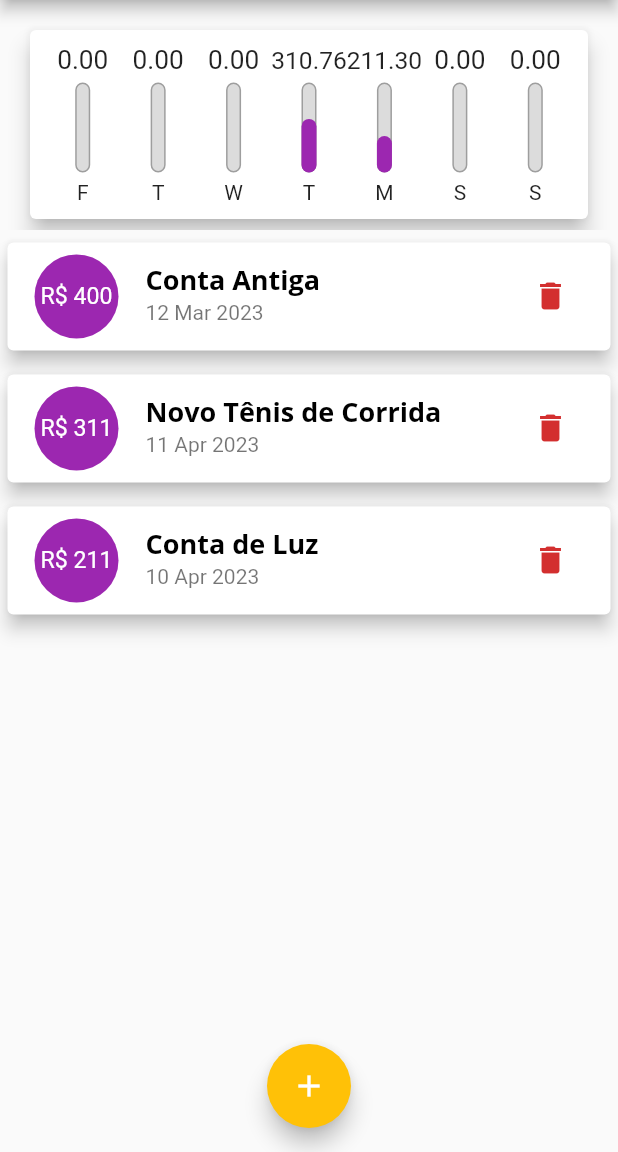
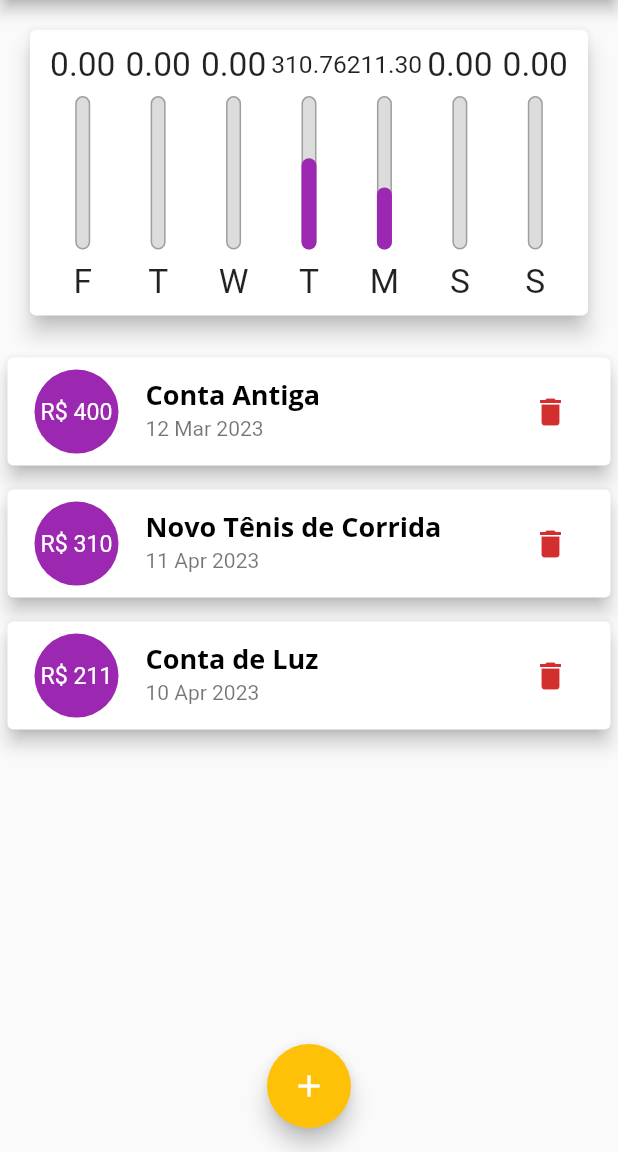
Before and after one commit to zullapo/aprenda_flutter_expenses, a Flutter app: the screen it shows after launch, on a phone screen of 412 x 824 dp, the part 84-1236 px from its top. Run offline on Flutter 3.47's test engine with Material 2 defaults, Android fonts, the phone set to English and light mode, and no system bars.

Commit message:
Correções
- LayoutBuilder no ChartBar e TransactionList
- IsLandscape para verificar se o dispositivo está no modo paisagem, e então mostrar um Switch alternando entre exibir o gráfico e a lista

```diff
--- a/lib/components/chart.dart
+++ b/lib/components/chart.dart
@@ -36,8 +36,7 @@ class Chart extends StatelessWidget {
 
   @override
   Widget build(BuildContext context) {
-    return SingleChildScrollView(
-      child: Card(
+    return Card(
       elevation: 6,
       margin: const EdgeInsets.all(20),
       child: Padding(
@@ -59,7 +58,6 @@ class Chart extends StatelessWidget {
                 )
                 .toList()),
       ),
-      ),
     );
   }
 }
--- a/lib/components/chart_bar.dart
+++ b/lib/components/chart_bar.dart
@@ -1,4 +1,5 @@
 import 'package:flutter/material.dart';
+import 'package:intl/intl.dart';
 
 class ChartBar extends StatelessWidget {
   const ChartBar(
@@ -14,18 +15,19 @@ class ChartBar extends StatelessWidget {
 
   @override
   Widget build(BuildContext context) {
+    return LayoutBuilder(builder: (context, constraints) {
       return Column(children: [
         SizedBox(
-        height: 20,
+          height: constraints.maxHeight * 0.15,
           child: FittedBox(
             child: Text(
-            value.toStringAsFixed(2),
+              NumberFormat("0.00").format(value),
             ),
           ),
         ),
-      const SizedBox(height: 5),
+        SizedBox(height: constraints.maxHeight * 0.05),
         SizedBox(
-        height: 60,
+          height: constraints.maxHeight * 0.6,
           width: 10,
           child: Stack(
             alignment: Alignment.bottomCenter,
@@ -49,8 +51,14 @@ class ChartBar extends StatelessWidget {
             ],
           ),
         ),
-      const SizedBox(height: 5),
-      Text(label),
+        SizedBox(height: constraints.maxHeight * 0.05),
+        SizedBox(
+          height: constraints.maxHeight * 0.15,
+          child: FittedBox(
+            child: Text(label),
+          ),
+        ),
       ]);
+    });
   }
 }
--- a/lib/components/transaction_list.dart
+++ b/lib/components/transaction_list.dart
@@ -14,21 +14,28 @@ class TransactionList extends StatelessWidget {
   @override
   Widget build(BuildContext context) {
     return transactions.isEmpty
-        ? Column(
+        ? LayoutBuilder(
+          builder: (context, constraints) {
+            return Column(
               children: [
                 const SizedBox(height: 20),
                 Text(
                   "Nenhuma transação cadastrada",
-                style: Theme.of(context).textTheme.titleLarge,
+                  style: Theme
+                      .of(context)
+                      .textTheme
+                      .titleLarge,
                 ),
                 const SizedBox(height: 20),
                 SizedBox(
-                  height: 200,
+                    height: constraints.maxHeight * 0.6,
                     child: Image.asset(
                       "assets/images/waiting.png",
                       fit: BoxFit.cover,
                     )),
               ],
+            );
+          }
         )
         : ListView.builder(
             itemCount: transactions.length,
@@ -46,7 +53,7 @@ class TransactionList extends StatelessWidget {
                     child: Padding(
                       padding: const EdgeInsets.all(6),
                       child: FittedBox(
-                        child: Text("R\$ ${t.value!.toStringAsFixed(0)}"),
+                        child: Text("R\$ ${t.value?.toInt().toString()}"),
                       ),
                     ),
                   ),
--- a/lib/main.dart
+++ b/lib/main.dart
@@ -81,6 +81,8 @@ class _MyHomePageState extends State<MyHomePage> {
     ),
   ];
 
+  bool _showChart = false;
+
   List<Transaction> get recentTransactions {
     return transactions
         .where(
@@ -133,8 +135,12 @@ class _MyHomePageState extends State<MyHomePage> {
         )
       ],
     );
+
+    bool isLandscape =
+        MediaQuery.of(context).orientation == Orientation.landscape;
+
     final availableHeight =
-        MediaQuery.of(context).size.height - appBar.preferredSize.height;
+        MediaQuery.of(context).size.height - appBar.preferredSize.height - MediaQuery.of(context).padding.top;
 
     return Scaffold(
       appBar: appBar,
@@ -142,14 +148,31 @@ class _MyHomePageState extends State<MyHomePage> {
         child: Column(
           crossAxisAlignment: CrossAxisAlignment.stretch,
           children: [
+            if (isLandscape)
+            Row(
+              mainAxisAlignment: MainAxisAlignment.center,
+              children: [
+                const Text('Exibir Gráfico'),
+                Switch(
+                  value: _showChart,
+                  onChanged: (value) {
+                    setState(() {
+                      _showChart = value;
+                    });
+                  },
+                ),
+              ],
+            ),
+            if (_showChart || !isLandscape)
             SizedBox(
-              height: availableHeight * 0.2,
+              height: availableHeight * (isLandscape ? 0.7 : 0.3),
               child: Chart(
                 recentTransactions: recentTransactions,
               ),
             ),
+            if (!_showChart || !isLandscape)
             SizedBox(
-              height: availableHeight * 0.8,
+              height: availableHeight * 0.7,
               child: TransactionList(
                 transactions: transactions,
                 removeTransaction: removeTransaction,
```
Also changed, not shown: 1 other file. Lines whose indentation alone changed are shown as unchanged.
